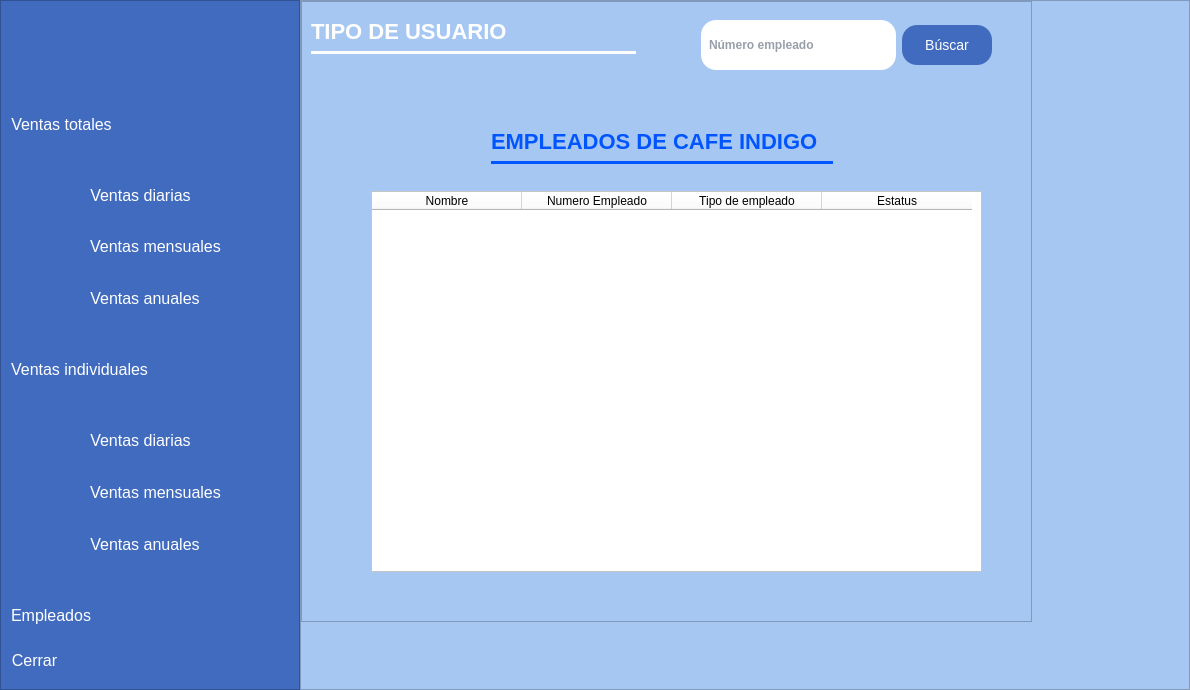
Before: the Qt Designer form Espressoft-master/ventas.ui in JulioSD26/Espressoft, drawn with Qt 5.
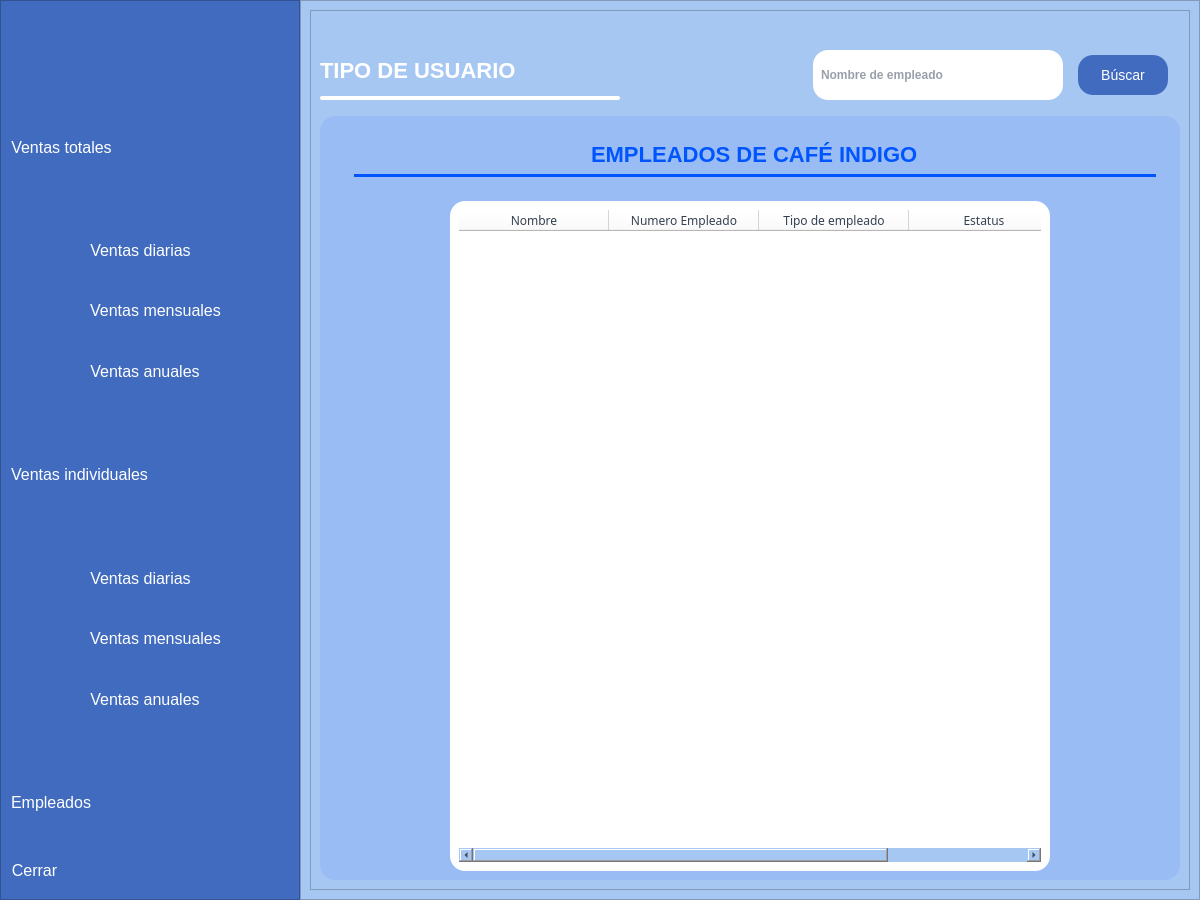
After: the same form once the commit is applied. The open tabs and pages were chosen to show the change. Icons and pictures are not drawn. Custom widgets are drawn as their Qt base class.

Patch:
```diff
--- a/Espressoft-master/ventas.ui
+++ b/Espressoft-master/ventas.ui
@@ -6,10 +6,16 @@
    <rect>
     <x>0</x>
     <y>0</y>
-    <width>1190</width>
-    <height>690</height>
+    <width>1200</width>
+    <height>900</height>
    </rect>
   </property>
+  <property name="minimumSize">
+   <size>
+    <width>800</width>
+    <height>600</height>
+   </size>
+  </property>
   <property name="windowTitle">
    <string>Espressoft</string>
   </property>
@@ -5186,7 +5192,7 @@
                   <item>
                    <layout class="QHBoxLayout" name="horizontalLayout_74">
                     <item>
-                     <widget class="QFrame" name="frame_61">
+                      <widget class="QFrame" name="frame_19">
                       <property name="styleSheet">
                        <string notr="true">background-color: rgb(255, 255, 255);
 border-radius: 15px;</string>
@@ -7676,15 +7682,8 @@
           </widget>
          </widget>
          <widget class="QWidget" name="pagina_empleados">
-          <widget class="QWidget" name="horizontalLayoutWidget">
-           <property name="geometry">
-            <rect>
-             <x>0</x>
-             <y>0</y>
-             <width>731</width>
-             <height>621</height>
-            </rect>
-           </property>
+          <layout class="QHBoxLayout" name="horizontalLayout_102">
+           <item>
            <layout class="QHBoxLayout" name="horizontalLayout_63">
             <item>
              <widget class="QFrame" name="frame_47">
@@ -7694,19 +7693,13 @@
               <property name="frameShadow">
                <enum>QFrame::Raised</enum>
               </property>
+               <layout class="QVBoxLayout" name="verticalLayout_71">
+                <item>
               <widget class="QWidget" name="widget_5" native="true">
-               <property name="geometry">
-                <rect>
-                 <x>10</x>
-                 <y>10</y>
-                 <width>334</width>
-                 <height>70</height>
-                </rect>
-               </property>
                <property name="minimumSize">
                 <size>
                  <width>0</width>
-                 <height>70</height>
+                    <height>90</height>
                 </size>
                </property>
                <property name="maximumSize">
@@ -7719,12 +7712,46 @@
                 <property name="spacing">
                  <number>0</number>
                 </property>
+                   <property name="leftMargin">
+                    <number>0</number>
+                   </property>
+                   <property name="topMargin">
+                    <number>0</number>
+                   </property>
                 <property name="rightMargin">
-                 <number>9</number>
+                    <number>0</number>
                 </property>
                 <property name="bottomMargin">
-                 <number>9</number>
-                </property>
+                    <number>0</number>
+                   </property>
+                   <item>
+                    <layout class="QHBoxLayout" name="horizontalLayout_103">
+                     <item>
+                      <widget class="QFrame" name="frame_82">
+                       <property name="styleSheet">
+                        <string notr="true">border: none;</string>
+                       </property>
+                       <property name="frameShape">
+                        <enum>QFrame::StyledPanel</enum>
+                       </property>
+                       <property name="frameShadow">
+                        <enum>QFrame::Raised</enum>
+                       </property>
+                       <layout class="QVBoxLayout" name="verticalLayout_72">
+                        <property name="leftMargin">
+                         <number>0</number>
+                        </property>
+                        <property name="topMargin">
+                         <number>0</number>
+                        </property>
+                        <property name="rightMargin">
+                         <number>0</number>
+                        </property>
+                        <property name="bottomMargin">
+                         <number>0</number>
+                        </property>
+                        <item>
+                         <layout class="QVBoxLayout" name="verticalLayout_70">
                 <item>
                  <widget class="QLabel" name="label_tipo_usuario_empleados">
                   <property name="minimumSize">
@@ -7753,7 +7780,7 @@
                   </property>
                  </widget>
                 </item>
-                <item alignment="Qt::AlignTop">
+                          <item>
                  <widget class="QFrame" name="frame_48">
                   <property name="minimumSize">
                    <size>
@@ -7763,7 +7790,7 @@
                   </property>
                   <property name="maximumSize">
                    <size>
-                    <width>16777215</width>
+                              <width>300</width>
                     <height>4</height>
                    </size>
                   </property>
@@ -7780,17 +7807,15 @@
                  </widget>
                 </item>
                </layout>
-              </widget>
-              <widget class="QWidget" name="layoutWidget">
-               <property name="geometry">
-                <rect>
-                 <x>400</x>
-                 <y>10</y>
-                 <width>291</width>
-                 <height>68</height>
-                </rect>
-               </property>
+                        </item>
+                       </layout>
+                      </widget>
+                     </item>
+                     <item>
                <layout class="QHBoxLayout" name="horizontalLayout_64">
+                       <property name="spacing">
+                        <number>15</number>
+                       </property>
                 <property name="leftMargin">
                  <number>0</number>
                 </property>
@@ -7798,12 +7823,12 @@
                  <number>9</number>
                 </property>
                 <property name="rightMargin">
-                 <number>0</number>
+                        <number>12</number>
                 </property>
                 <property name="bottomMargin">
                  <number>9</number>
                 </property>
-                <item>
+                       <item alignment="Qt::AlignVCenter">
                  <widget class="QFrame" name="frame_49">
                   <property name="minimumSize">
                    <size>
@@ -7811,6 +7836,12 @@
                     <height>50</height>
                    </size>
                   </property>
+                         <property name="maximumSize">
+                          <size>
+                           <width>250</width>
+                           <height>20</height>
+                          </size>
+                         </property>
                   <property name="styleSheet">
                    <string notr="true">QFrame {
 	background-color: rgb(255, 255, 255);
@@ -7854,7 +7885,7 @@
 border: none;</string>
                      </property>
                      <property name="placeholderText">
-                      <string>Número empleado</string>
+                             <string>Nombre de empleado</string>
                      </property>
                      <property name="clearButtonEnabled">
                       <bool>false</bool>
@@ -7895,25 +7926,23 @@
                  </widget>
                 </item>
                </layout>
-              </widget>
-              <widget class="QWidget" name="widget_6" native="true">
-               <property name="geometry">
-                <rect>
-                 <x>40</x>
-                 <y>110</y>
-                 <width>651</width>
-                 <height>471</height>
-                </rect>
-               </property>
+                     </item>
+                    </layout>
+                   </item>
+                  </layout>
+                 </widget>
+                </item>
+                <item>
+                 <widget class="QFrame" name="frame_6">
+                  <property name="styleSheet">
+                   <string notr="true">QFrame {
+	background-color: rgb(153, 188, 244);
+	border-radius: 15px;
+}</string>
+                  </property>
+                  <layout class="QVBoxLayout" name="verticalLayout_76">
+                   <item>
                <widget class="QWidget" name="widget_7" native="true">
-                <property name="geometry">
-                 <rect>
-                  <x>150</x>
-                  <y>10</y>
-                  <width>351</width>
-                  <height>70</height>
-                 </rect>
-                </property>
                 <property name="minimumSize">
                  <size>
                   <width>0</width>
@@ -7926,17 +7955,23 @@
                   <height>70</height>
                  </size>
                 </property>
+                     <property name="styleSheet">
+                      <string notr="true">background-color: rgb(153, 188, 244);</string>
+                     </property>
                 <layout class="QVBoxLayout" name="verticalLayout_40">
                  <property name="spacing">
                   <number>0</number>
                  </property>
+                      <property name="leftMargin">
+                       <number>25</number>
+                      </property>
                  <property name="rightMargin">
-                  <number>9</number>
+                       <number>15</number>
                  </property>
                  <property name="bottomMargin">
                   <number>9</number>
                  </property>
-                 <item>
+                      <item alignment="Qt::AlignHCenter">
                   <widget class="QLabel" name="label_tipo_usuario_empleados_2">
                    <property name="minimumSize">
                     <size>
@@ -7946,7 +7981,7 @@
                    </property>
                    <property name="maximumSize">
                     <size>
-                     <width>16777215</width>
+                          <width>400</width>
                      <height>40</height>
                     </size>
                    </property>
@@ -7963,7 +7998,7 @@
 }</string>
                    </property>
                    <property name="text">
-                    <string>EMPLEADOS DE CAFE INDIGO</string>
+                         <string>EMPLEADOS DE CAFÉ INDIGO</string>
                    </property>
                   </widget>
                  </item>
@@ -7995,61 +8030,219 @@
                  </item>
                 </layout>
                </widget>
-               <widget class="QWidget" name="verticalLayoutWidget">
-                <property name="geometry">
-                 <rect>
-                  <x>30</x>
-                  <y>80</y>
-                  <width>611</width>
-                  <height>381</height>
-                 </rect>
-                </property>
+                   </item>
+                   <item>
                 <layout class="QVBoxLayout" name="verticalLayout_46">
                  <item>
                   <layout class="QHBoxLayout" name="horizontalLayout_67">
                    <item>
+                        <widget class="QFrame" name="frame_83">
+                         <property name="maximumSize">
+                          <size>
+                           <width>600</width>
+                           <height>16777215</height>
+                          </size>
+                         </property>
+                         <property name="styleSheet">
+                          <string notr="true">QFrame {
+	background-color: rgb(255, 255, 255);
+	border-radius: 15px;
+}</string>
+                         </property>
+                         <property name="frameShape">
+                          <enum>QFrame::StyledPanel</enum>
+                         </property>
+                         <property name="frameShadow">
+                          <enum>QFrame::Raised</enum>
+                         </property>
+                         <layout class="QVBoxLayout" name="verticalLayout_77">
+                          <item>
                     <widget class="QTableWidget" name="tabla_empleados">
+                            <property name="minimumSize">
+                             <size>
+                              <width>0</width>
+                              <height>500</height>
+                             </size>
+                            </property>
+                            <property name="maximumSize">
+                             <size>
+                              <width>600</width>
+                              <height>16777215</height>
+                             </size>
+                            </property>
                      <property name="autoFillBackground">
                       <bool>true</bool>
                      </property>
                      <property name="styleSheet">
-                      <string notr="true">background-color: rgb(255, 255, 255);
-font: 12pt &quot;MS Shell Dlg 2&quot;;</string>
-                     </property>
+                             <string notr="true">QTableWidget::item {
+	background-color: rgb(255, 255, 255);
+	border-bottom: 1px solid #C8D0DB;
+	font-family: 'Montserrat';
+	font-style: normal;
+	font-weight: 600;
+}
+
+QTableWidget {
+	background-color: rgb(255, 255, 255);
+}</string>
+                            </property>
+                            <property name="editTriggers">
+                             <set>QAbstractItemView::NoEditTriggers</set>
+                            </property>
+                            <property name="showDropIndicator" stdset="0">
+                             <bool>false</bool>
+                            </property>
+                            <property name="dragDropOverwriteMode">
+                             <bool>false</bool>
+                            </property>
+                            <property name="selectionMode">
+                             <enum>QAbstractItemView::NoSelection</enum>
+                            </property>
+                            <property name="showGrid">
+                             <bool>false</bool>
+                            </property>
+                            <property name="gridStyle">
+                             <enum>Qt::SolidLine</enum>
+                            </property>
+                            <property name="cornerButtonEnabled">
+                             <bool>false</bool>
+                            </property>
+                            <attribute name="horizontalHeaderCascadingSectionResizes">
+                             <bool>true</bool>
+                            </attribute>
                      <attribute name="horizontalHeaderDefaultSectionSize">
                       <number>150</number>
                      </attribute>
+                            <attribute name="verticalHeaderVisible">
+                             <bool>false</bool>
+                            </attribute>
+                            <attribute name="verticalHeaderStretchLastSection">
+                             <bool>false</bool>
+                            </attribute>
                      <column>
                       <property name="text">
                        <string>Nombre</string>
                       </property>
+                             <property name="font">
+                              <font>
+                               <family>Montserrat</family>
+                               <weight>50</weight>
+                               <bold>false</bold>
+                              </font>
+                             </property>
+                             <property name="background">
+                              <color>
+                               <red>248</red>
+                               <green>250</green>
+                               <blue>255</blue>
+                              </color>
+                             </property>
+                             <property name="foreground">
+                              <brush brushstyle="SolidPattern">
+                               <color alpha="255">
+                                <red>52</red>
+                                <green>64</green>
+                                <blue>80</blue>
+                               </color>
+                              </brush>
+                             </property>
                      </column>
                      <column>
                       <property name="text">
                        <string>Numero Empleado</string>
                       </property>
+                             <property name="font">
+                              <font>
+                               <family>Montserrat</family>
+                              </font>
+                             </property>
+                             <property name="background">
+                              <color>
+                               <red>248</red>
+                               <green>250</green>
+                               <blue>255</blue>
+                              </color>
+                             </property>
+                             <property name="foreground">
+                              <brush brushstyle="SolidPattern">
+                               <color alpha="255">
+                                <red>52</red>
+                                <green>64</green>
+                                <blue>80</blue>
+                               </color>
+                              </brush>
+                             </property>
                      </column>
                      <column>
                       <property name="text">
                        <string>Tipo de empleado</string>
                       </property>
+                             <property name="font">
+                              <font>
+                               <family>Montserrat</family>
+                              </font>
+                             </property>
+                             <property name="background">
+                              <color>
+                               <red>248</red>
+                               <green>250</green>
+                               <blue>255</blue>
+                              </color>
+                             </property>
+                             <property name="foreground">
+                              <brush brushstyle="SolidPattern">
+                               <color alpha="255">
+                                <red>52</red>
+                                <green>64</green>
+                                <blue>80</blue>
+                               </color>
+                              </brush>
+                             </property>
                      </column>
                      <column>
                       <property name="text">
                        <string>Estatus</string>
                       </property>
+                             <property name="font">
+                              <font>
+                               <family>Montserrat</family>
+                              </font>
+                             </property>
+                             <property name="background">
+                              <color>
+                               <red>248</red>
+                               <green>250</green>
+                               <blue>255</blue>
+                              </color>
+                             </property>
+                             <property name="foreground">
+                              <brush brushstyle="SolidPattern">
+                               <color alpha="255">
+                                <red>52</red>
+                                <green>64</green>
+                                <blue>80</blue>
+                               </color>
+                              </brush>
+                             </property>
                      </column>
                     </widget>
                    </item>
                   </layout>
-                 </item>
-                </layout>
-               </widget>
-              </widget>
-             </widget>
+                        </widget>
+                       </item>
+                      </layout>
+                     </item>
+                    </layout>
+                   </item>
+                  </layout>
+                 </widget>
             </item>
            </layout>
           </widget>
+             </item>
+            </layout>
+           </item>
+          </layout>
          </widget>
         </widget>
        </item>
```
Left out of the diff: 1053 changed lines with no effect on the pictures. Lines whose indentation alone changed are shown as unchanged.
